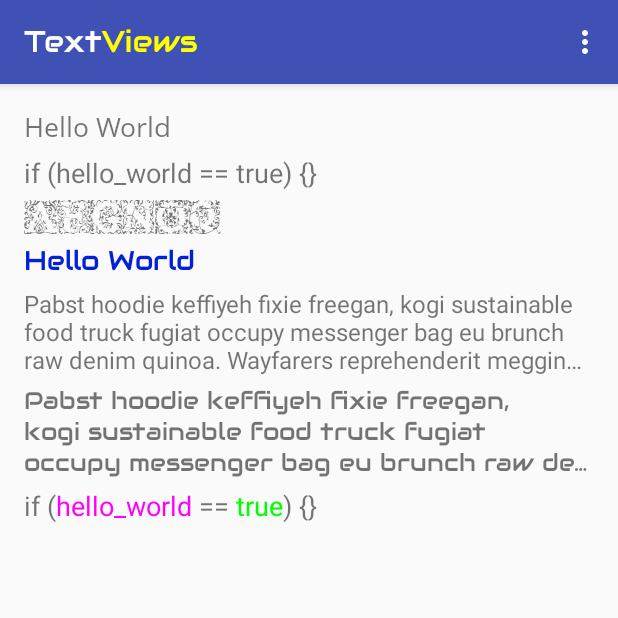
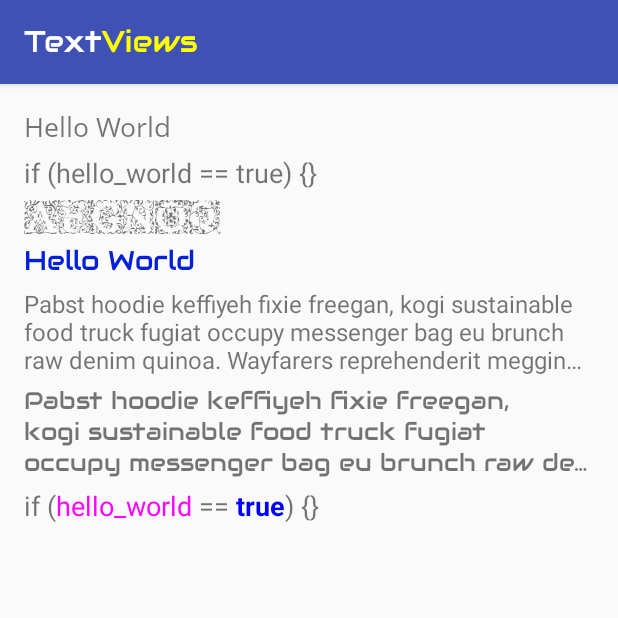
Before and after one commit to iNdieboyjeff/TextViews, an Android app: the screen it shows after launch (MainActivity), on a phone screen of 412 x 824 dp, the top half of it. Run offline under Robolectric (Android 15) with nearby library versions, the phone set to English and light mode, and no system bars; 3 statements that could not run were skipped.

Commit message:
Allow for font names without extension Add copyright notice to source Make default expansion text a resource

```diff
--- a/library/src/main/java/util/android/textviews/ExpandableTextView.java
+++ b/library/src/main/java/util/android/textviews/ExpandableTextView.java
@@ -1,3 +1,19 @@
+/*
+ *  Copyright (c) 2015 Jeff Sutton
+ *
+ *  Licensed under the Apache License, Version 2.0 (the "License");
+ *  you may not use this file except in compliance with the License.
+ *  You may obtain a copy of the License at
+ *
+ *      http://www.apache.org/licenses/LICENSE-2.0
+ *
+ *  Unless required by applicable law or agreed to in writing, software
+ *  distributed under the License is distributed on an "AS IS" BASIS,
+ *  WITHOUT WARRANTIES OR CONDITIONS OF ANY KIND, either express or implied.
+ *  See the License for the specific language governing permissions and
+ *  limitations under the License.
+ */
+
 package util.android.textviews;
 
 import android.content.Context;
@@ -8,9 +24,7 @@ import android.os.Parcelable;
 import android.text.Html;
 import android.text.Layout;
 import android.text.SpannableStringBuilder;
-import android.text.TextUtils;
 import android.util.AttributeSet;
-import android.util.Log;
 import android.view.View;
 import android.view.ViewTreeObserver;
 import android.widget.BaseAdapter;
@@ -32,7 +46,6 @@ public class ExpandableTextView extends FontTextView {
     private static final String LOG_TAG = ExpandableTextView.class.getSimpleName();
 
     private static final int DEFAULT_TRIM = 4;
-    private static final String EXPAND_TEXT = "See More";
     private static final String ELLIPSIS = "\u2026";
     private int expandTextColour;
     private CharSequence originalText;
@@ -82,7 +95,7 @@ public class ExpandableTextView extends FontTextView {
                     //text has shortened
                     SpannableStringBuilder text = (SpannableStringBuilder)
                             Html.fromHtml(getText().subSequence(0,
-                                    l.getLineEnd(lines - 1) - (EXPAND_TEXT.length() +
+                                    l.getLineEnd(lines - 1) - (getExpansionText().length() +
                                             ELLIPSIS.length() + 2)) +
                                     ELLIPSIS + "<font color=\"" + expandTextColour + "\">" +
                                     getExpansionText() + "</font>");
@@ -93,7 +106,6 @@ public class ExpandableTextView extends FontTextView {
     }
 
     public void setContracted(boolean state) {
-        Log.d(LOG_TAG, "Is view contracted: " + state);
         this.trim = state;
         if (!trim) {
             setMaxLines(Integer.MAX_VALUE);
@@ -111,7 +123,7 @@ public class ExpandableTextView extends FontTextView {
 
     public CharSequence getExpansionText() {
         if (expansionText == null) {
-            return EXPAND_TEXT;
+            return getResources().getString(R.string.expansion_text);
         } else {
             return expansionText;
         }
--- a/library/src/main/java/util/android/textviews/FontTextView.java
+++ b/library/src/main/java/util/android/textviews/FontTextView.java
@@ -1,7 +1,24 @@
+/*
+ *  Copyright (c) 2015 Jeff Sutton
+ *
+ *  Licensed under the Apache License, Version 2.0 (the "License");
+ *  you may not use this file except in compliance with the License.
+ *  You may obtain a copy of the License at
+ *
+ *      http://www.apache.org/licenses/LICENSE-2.0
+ *
+ *  Unless required by applicable law or agreed to in writing, software
+ *  distributed under the License is distributed on an "AS IS" BASIS,
+ *  WITHOUT WARRANTIES OR CONDITIONS OF ANY KIND, either express or implied.
+ *  See the License for the specific language governing permissions and
+ *  limitations under the License.
+ */
+
 package util.android.textviews;
 
 import android.annotation.TargetApi;
 import android.content.Context;
+import android.content.res.AssetManager;
 import android.content.res.TypedArray;
 import android.graphics.Typeface;
 import android.os.Build;
@@ -9,6 +26,9 @@ import android.util.LruCache;
 import android.util.AttributeSet;
 import android.util.Log;
 import android.widget.TextView;
+
+import java.io.IOException;
+import java.io.InputStream;
 
 
 /**
@@ -50,12 +70,12 @@ public class FontTextView extends TextView {
     }
 
     private void init(Context context, AttributeSet attrs) {
-        TypedArray a = context.obtainStyledAttributes(attrs, R.styleable.customfont);
+        TypedArray a = context.obtainStyledAttributes(attrs, R.styleable.FontTextView);
         String fontFamily = null;
         final int n = a.getIndexCount();
         for (int i = 0; i < n; ++i) {
             int attr = a.getIndex(i);
-            if (attr == R.styleable.customfont_android_fontFamily) {
+            if (attr == R.styleable.FontTextView_android_fontFamily) {
                 fontFamily = a.getString(attr);
             }
         }
@@ -65,7 +85,7 @@ public class FontTextView extends TextView {
                 Typeface tf = sTypefaceCache.get(fontFamily);
                 if(tf == null) {
                     Log.d(LOGTAG, "loading in font: " + fontFamily);
-                    tf = Typeface.createFromAsset(getContext().getAssets(), fontFamily);
+                    tf = Typeface.createFromAsset(getContext().getAssets(), getAssetPath(fontFamily));
                     sTypefaceCache.put(fontFamily, tf);
                 }
                 setTypeface(tf);
@@ -73,4 +93,41 @@ public class FontTextView extends TextView {
             }
         }
     }
+
+    /**
+     * <p>Look to see if an font exists in the assets folder.</p>
+     *
+     * <p>If a file cannot be found, this method will also check if a file with .tff or .otf
+     * appended to the name exists.  This allows you to specify just the font name in your code,
+     * rather than the full filename.</p>
+     *
+     * @param fontName The name of the font file you want to locate
+     * @return String representing the actual name of the font file
+     */
+    private String getAssetPath(String fontName) {
+        AssetManager assetManager = getResources().getAssets();
+        InputStream inputStream = null;
+        try {
+           inputStream = assetManager.open(fontName);
+        } catch (IOException ex) {
+            try {
+                inputStream = assetManager.open(fontName + ".ttf");
+                fontName += ".ttf";
+            } catch (IOException e) {
+                try {
+                    inputStream = assetManager.open(fontName + ".otf");
+                    fontName += ".otf";
+                } catch (IOException e2) {
+                    e2.printStackTrace();
+                }
+            }
+        } finally {
+            try {
+                inputStream.close();
+            } catch (IOException e) {
+                e.printStackTrace();
+            }
+        }
+        return fontName;
+    }
 }
--- a/library/src/main/java/util/android/textviews/TypefaceSpan.java
+++ b/library/src/main/java/util/android/textviews/TypefaceSpan.java
@@ -1,11 +1,31 @@
+/*
+ *  Copyright (c) 2015 Jeff Sutton
+ *
+ *  Licensed under the Apache License, Version 2.0 (the "License");
+ *  you may not use this file except in compliance with the License.
+ *  You may obtain a copy of the License at
+ *
+ *      http://www.apache.org/licenses/LICENSE-2.0
+ *
+ *  Unless required by applicable law or agreed to in writing, software
+ *  distributed under the License is distributed on an "AS IS" BASIS,
+ *  WITHOUT WARRANTIES OR CONDITIONS OF ANY KIND, either express or implied.
+ *  See the License for the specific language governing permissions and
+ *  limitations under the License.
+ */
+
 package util.android.textviews;
 
 import android.content.Context;
+import android.content.res.AssetManager;
 import android.graphics.Paint;
 import android.graphics.Typeface;
 import android.util.LruCache;
 import android.text.TextPaint;
 import android.text.style.MetricAffectingSpan;
+
+import java.io.IOException;
+import java.io.InputStream;
 
 
 public class TypefaceSpan extends MetricAffectingSpan {
@@ -17,11 +37,17 @@ public class TypefaceSpan extends MetricAffectingSpan {
 
 
     public TypefaceSpan(Context context, String typefaceName) {
+        this(context, typefaceName, Typeface.NORMAL);
+    }
+
+    public TypefaceSpan(Context context, String typefaceName, int style) {
         mTypeface = sTypefaceCache.get(typefaceName);
 
         if (mTypeface == null) {
             mTypeface = Typeface.createFromAsset(context.getApplicationContext()
-                    .getAssets(), String.format("%s", typefaceName));
+                    .getAssets(), String.format("%s", getAssetPath(context.getApplicationContext(), typefaceName)));
+
+            mTypeface = Typeface.create(mTypeface, style);
 
             // Cache the loaded Typeface
             sTypefaceCache.put(typefaceName, mTypeface);
@@ -43,4 +69,42 @@ public class TypefaceSpan extends MetricAffectingSpan {
         // Note: This flag is required for proper typeface rendering
         tp.setFlags(tp.getFlags() | Paint.SUBPIXEL_TEXT_FLAG);
     }
+
+
+    /**
+     * <p>Look to see if an font exists in the assets folder.</p>
+     *
+     * <p>If a file cannot be found, this method will also check if a file with .tff or .otf
+     * appended to the name exists.  This allows you to specify just the font name in your code,
+     * rather than the full filename.</p>
+     *
+     * @param fontName The name of the font file you want to locate
+     * @return String representing the actual name of the font file
+     */
+    private String getAssetPath(Context context, String fontName) {
+        AssetManager assetManager = context.getResources().getAssets();
+        InputStream inputStream = null;
+        try {
+            inputStream = assetManager.open(fontName);
+        } catch (IOException ex) {
+            try {
+                inputStream = assetManager.open(fontName + ".ttf");
+                fontName += ".ttf";
+            } catch (IOException e) {
+                try {
+                    inputStream = assetManager.open(fontName + ".otf");
+                    fontName += ".otf";
+                } catch (IOException e2) {
+                    e2.printStackTrace();
+                }
+            }
+        } finally {
+            try {
+                inputStream.close();
+            } catch (IOException e) {
+                e.printStackTrace();
+            }
+        }
+        return fontName;
+    }
 }
--- a/library/src/main/res/values/attrs.xml
+++ b/library/src/main/res/values/attrs.xml
@@ -6,7 +6,7 @@
         <attr name="expandText" format="string" />
     </declare-styleable>
 
-    <declare-styleable name="customfont">
+    <declare-styleable name="FontTextView">
         <attr name="android:fontFamily"/>
         <attr name="android:textStyle"/>
     </declare-styleable>
--- /dev/null
+++ b/library/src/main/res/values/strings.xml
@@ -0,0 +1,4 @@
+<?xml version="1.0" encoding="utf-8"?>
+<resources>
+    <string name="expansion_text">See More</string>
+</resources>
--- a/sample/src/main/java/com/example/textviewsample/MainActivity.java
+++ b/sample/src/main/java/com/example/textviewsample/MainActivity.java
@@ -1,17 +1,28 @@
+/*
+ *  Copyright (c) 2015 Jeff Sutton
+ *
+ *  Licensed under the Apache License, Version 2.0 (the "License");
+ *  you may not use this file except in compliance with the License.
+ *  You may obtain a copy of the License at
+ *
+ *      http://www.apache.org/licenses/LICENSE-2.0
+ *
+ *  Unless required by applicable law or agreed to in writing, software
+ *  distributed under the License is distributed on an "AS IS" BASIS,
+ *  WITHOUT WARRANTIES OR CONDITIONS OF ANY KIND, either express or implied.
+ *  See the License for the specific language governing permissions and
+ *  limitations under the License.
+ */
+
 package com.example.textviewsample;
 
 import android.graphics.Color;
 import android.os.Bundle;
-import android.support.design.widget.FloatingActionButton;
-import android.support.design.widget.Snackbar;
 import android.support.v7.app.AppCompatActivity;
 import android.support.v7.widget.Toolbar;
 import android.text.Spannable;
 import android.text.SpannableString;
 import android.text.style.ForegroundColorSpan;
-import android.view.View;
-import android.view.Menu;
-import android.view.MenuItem;
 
 import util.android.textviews.TypefaceSpan;
 
@@ -26,31 +37,9 @@ public class MainActivity extends AppCompatActivity {
         setActionBarTitle();
     }
 
-    @Override
-    public boolean onCreateOptionsMenu(Menu menu) {
-        // Inflate the menu; this adds items to the action bar if it is present.
-        getMenuInflater().inflate(R.menu.menu_main, menu);
-        return true;
-    }
-
-    @Override
-    public boolean onOptionsItemSelected(MenuItem item) {
-        // Handle action bar item clicks here. The action bar will
-        // automatically handle clicks on the Home/Up button, so long
-        // as you specify a parent activity in AndroidManifest.xml.
-        int id = item.getItemId();
-
-        //noinspection SimplifiableIfStatement
-        if (id == R.id.action_settings) {
-            return true;
-        }
-
-        return super.onOptionsItemSelected(item);
-    }
-
     private void setActionBarTitle() {
         if (getSupportActionBar() == null) return;
-        TypefaceSpan span = new TypefaceSpan(this, "Audiowide-Regular.ttf");
+        TypefaceSpan span = new TypefaceSpan(this, "Audiowide-Regular");
         ForegroundColorSpan colorSpan = new ForegroundColorSpan(Color.YELLOW);
 
         SpannableString title = new SpannableString("TextViews");
--- a/sample/src/main/java/com/example/textviewsample/MainActivityFragment.java
+++ b/sample/src/main/java/com/example/textviewsample/MainActivityFragment.java
@@ -1,6 +1,23 @@
+/*
+ *  Copyright (c) 2015 Jeff Sutton
+ *
+ *  Licensed under the Apache License, Version 2.0 (the "License");
+ *  you may not use this file except in compliance with the License.
+ *  You may obtain a copy of the License at
+ *
+ *      http://www.apache.org/licenses/LICENSE-2.0
+ *
+ *  Unless required by applicable law or agreed to in writing, software
+ *  distributed under the License is distributed on an "AS IS" BASIS,
+ *  WITHOUT WARRANTIES OR CONDITIONS OF ANY KIND, either express or implied.
+ *  See the License for the specific language governing permissions and
+ *  limitations under the License.
+ */
+
 package com.example.textviewsample;
 
 import android.graphics.Color;
+import android.graphics.Typeface;
 import android.support.v4.app.Fragment;
 import android.os.Bundle;
 import android.text.Spannable;
@@ -18,7 +35,7 @@ import util.android.textviews.TypefaceSpan;
  */
 public class MainActivityFragment extends Fragment {
 
-    TextView sourceCodeText;
+    private TextView sourceCodeText;
 
     @Override
     public View onCreateView(LayoutInflater inflater, ViewGroup container,
@@ -43,17 +60,16 @@ public class MainActivityFragment extends Fragment {
     }
 
     private void styleSourceCode() {
-        TypefaceSpan codeSpan = new TypefaceSpan(getActivity(), "SourceCodePro-Regular.ttf");
-        TypefaceSpan codeSpan2 = new TypefaceSpan(getActivity(), "SourceCodePro-Bold.ttf");
+        TypefaceSpan codeSpan = new TypefaceSpan(getActivity(), "SourceCodePro-Regular");
+        TypefaceSpan codeSpan2 = new TypefaceSpan(getActivity(), "SourceCodePro-Bold", Typeface.BOLD);
         ForegroundColorSpan colorSpan = new ForegroundColorSpan(Color.MAGENTA);
-        ForegroundColorSpan colorSpan2 = new ForegroundColorSpan(Color.GREEN);
+        ForegroundColorSpan colorSpan2 = new ForegroundColorSpan(Color.BLUE);
 
-        SpannableString title = new SpannableString("if (hello_world == true) {}");
+        SpannableString title = new SpannableString(getString(R.string.code_sample));
         title.setSpan(codeSpan, 0, title.length(), Spannable.SPAN_EXCLUSIVE_EXCLUSIVE);
+        title.setSpan(codeSpan2, 19, 23, Spannable.SPAN_EXCLUSIVE_EXCLUSIVE);
         title.setSpan(colorSpan, 4, 15, Spannable.SPAN_EXCLUSIVE_EXCLUSIVE);
-
         title.setSpan(colorSpan2, 19, 23, Spannable.SPAN_EXCLUSIVE_EXCLUSIVE);
-        title.setSpan(codeSpan2, 19, 23, Spannable.SPAN_EXCLUSIVE_EXCLUSIVE);
 
         sourceCodeText.setText(title);
     }
--- a/sample/src/main/res/layout/fragment_main.xml
+++ b/sample/src/main/res/layout/fragment_main.xml
@@ -19,7 +19,7 @@
             android:id="@+id/textView1"
             android:layout_width="wrap_content"
             android:layout_height="wrap_content"
-            android:fontFamily="OpenSans-Regular.ttf"
+            android:fontFamily="OpenSans-Regular"
             android:layout_marginBottom="6dp"
             android:text="@string/hello_world"
             android:textSize="18sp" />
@@ -29,9 +29,9 @@
             android:layout_width="wrap_content"
             android:layout_height="wrap_content"
             android:layout_below="@+id/textView1"
-            android:fontFamily="SourceCodePro-Regular.ttf"
+            android:fontFamily="SourceCodePro-Regular"
             android:layout_marginBottom="6dp"
-            android:text="if (hello_world == true) {}"
+            android:text="@string/code_sample"
             android:textSize="18sp" />
 
         <util.android.textviews.FontTextView
@@ -39,7 +39,7 @@
             android:layout_width="wrap_content"
             android:layout_height="wrap_content"
             android:layout_below="@+id/textView2"
-            android:fontFamily="EBGaramond-InitialsF1.ttf"
+            android:fontFamily="EBGaramond-InitialsF1"
             android:layout_marginBottom="6dp"
             android:inputType="textCapCharacters"
             android:text="AFGNOQ"
@@ -72,7 +72,7 @@
             android:layout_height="wrap_content"
             android:layout_below="@+id/textView5"
             android:ellipsize="end"
-            android:fontFamily="Audiowide-Regular.ttf"
+            android:fontFamily="Audiowide-Regular"
             android:text="@string/hipsum"
             android:layout_marginBottom="6dp"
             android:textSize="16sp"
@@ -85,7 +85,7 @@
             android:layout_height="wrap_content"
             android:id="@+id/textView7"
             android:textSize="18sp"
-            android:text="if (hello_world == true) {}"
+            android:text="@string/code_sample"
             android:layout_below="@+id/textView6"/>
 
     </RelativeLayout>
--- a/sample/src/main/res/values/strings.xml
+++ b/sample/src/main/res/values/strings.xml
@@ -3,4 +3,5 @@
     <string name="action_settings">Settings</string>
     <string name="hello_world">Hello World</string>
     <string name="hipsum">Pabst hoodie keffiyeh fixie freegan, kogi sustainable food truck fugiat occupy messenger bag eu brunch raw denim quinoa. Wayfarers reprehenderit meggings yr meditation blog. Messenger bag lumbersexual sed occupy vero, vegan pug. Leggings waistcoat iPhone street art, eu voluptate try-hard placeat roof party raw denim minim. Neutra gluten-free plaid aesthetic hella. Cupidatat cray exercitation try-hard kinfolk. Chillwave officia 3 wolf moon delectus quinoa adipisicing, portland lumbersexual est cliche venmo.</string>
+    <string name="code_sample">if (hello_world == true) {}</string>
 </resources>
```
Also changed, not shown: 7 other files.
